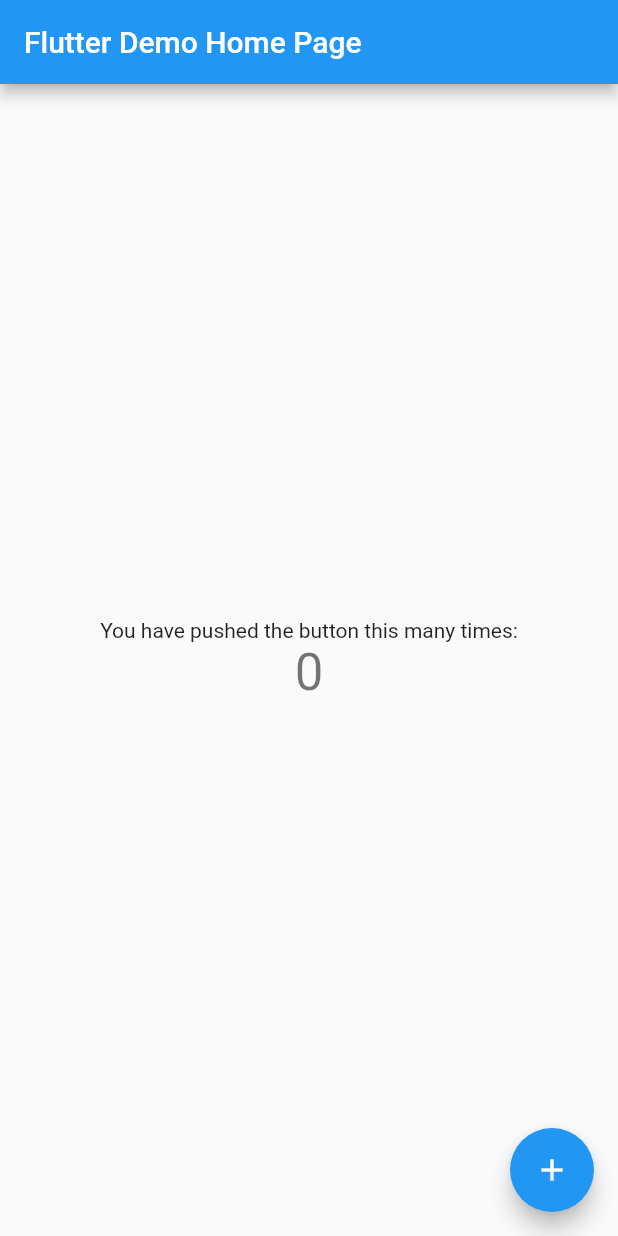
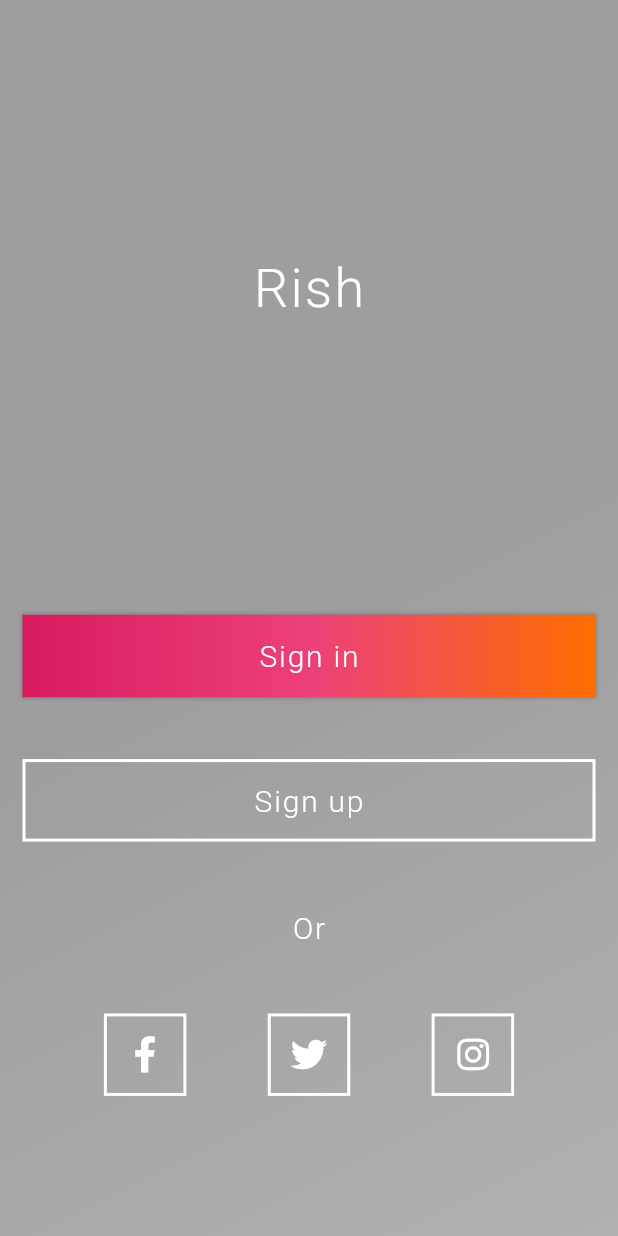
Before and after one commit to harshkumarkhatri/Flutter-UI-17-Dating-App-UI-1, a Flutter app: the screen it shows after launch, on a phone screen of 412 x 824 dp. Run offline on Flutter 3.47's test engine with Material 2 defaults, Android fonts, the phone set to English and light mode, and no system bars; our stand-ins replace carousel_slider, firebase_auth, firebase_core, flutter_spinkit, font_awesome_flutter, google_sign_in and 1 more; missing offline and left inert: flutter_facebook_login, flutter_twitter_login; accounts and stored records are empty.

Commit message:
completed main screen, drawer to be updated

```diff
--- a/lib/main.dart
+++ b/lib/main.dart
@@ -1,29 +1,22 @@
+import 'package:firebase_core/firebase_core.dart';
 import 'package:flutter/material.dart';
+import 'package:flutter_ui_17_dating_app_ui_1/Screen2_SignIn.dart';
+import 'package:flutter_ui_17_dating_app_ui_1/Screen3_Signup.dart';
+import 'package:font_awesome_flutter/font_awesome_flutter.dart';
 
-void main() {
+void main() async {
+  WidgetsFlutterBinding.ensureInitialized();
+  await Firebase.initializeApp();
   runApp(MyApp());
 }
 
 class MyApp extends StatelessWidget {
-  // This widget is the root of your application.
   @override
   Widget build(BuildContext context) {
     return MaterialApp(
       title: 'Flutter Demo',
       theme: ThemeData(
-        // This is the theme of your application.
-        //
-        // Try running your application with "flutter run". You'll see the
-        // application has a blue toolbar. Then, without quitting the app, try
-        // changing the primarySwatch below to Colors.green and then invoke
-        // "hot reload" (press "r" in the console where you ran "flutter run",
-        // or simply save your changes to "hot reload" in a Flutter IDE).
-        // Notice that the counter didn't reset back to zero; the application
-        // is not restarted.
         primarySwatch: Colors.blue,
-        // This makes the visual density adapt to the platform that you run
-        // the app on. For desktop platforms, the controls will be smaller and
-        // closer together (more dense) than on mobile platforms.
         visualDensity: VisualDensity.adaptivePlatformDensity,
       ),
       home: MyHomePage(title: 'Flutter Demo Home Page'),
@@ -34,15 +27,6 @@
 class MyHomePage extends StatefulWidget {
   MyHomePage({Key key, this.title}) : super(key: key);
 
-  // This widget is the home page of your application. It is stateful, meaning
-  // that it has a State object (defined below) that contains fields that affect
-  // how it looks.
-
-  // This class is the configuration for the state. It holds the values (in this
-  // case the title) provided by the parent (in this case the App widget) and
-  // used by the build method of the State. Fields in a Widget subclass are
-  // always marked "final".
-
   final String title;
 
   @override
@@ -50,68 +34,262 @@
 }
 
 class _MyHomePageState extends State<MyHomePage> {
-  int _counter = 0;
-
-  void _incrementCounter() {
-    setState(() {
-      // This call to setState tells the Flutter framework that something has
-      // changed in this State, which causes it to rerun the build method below
-      // so that the display can reflect the updated values. If we changed
-      // _counter without calling setState(), then the build method would not be
-      // called again, and so nothing would appear to happen.
-      _counter++;
-    });
-  }
-
   @override
   Widget build(BuildContext context) {
-    // This method is rerun every time setState is called, for instance as done
-    // by the _incrementCounter method above.
-    //
-    // The Flutter framework has been optimized to make rerunning build methods
-    // fast, so that you can just rebuild anything that needs updating rather
-    // than having to individually change instances of widgets.
     return Scaffold(
-      appBar: AppBar(
-        // Here we take the value from the MyHomePage object that was created by
-        // the App.build method, and use it to set our appbar title.
-        title: Text(widget.title),
-      ),
-      body: Center(
-        // Center is a layout widget. It takes a single child and positions it
-        // in the middle of the parent.
-        child: Column(
-          // Column is also a layout widget. It takes a list of children and
-          // arranges them vertically. By default, it sizes itself to fit its
-          // children horizontally, and tries to be as tall as its parent.
-          //
-          // Invoke "debug painting" (press "p" in the console, choose the
-          // "Toggle Debug Paint" action from the Flutter Inspector in Android
-          // Studio, or the "Toggle Debug Paint" command in Visual Studio Code)
-          // to see the wireframe for each widget.
-          //
-          // Column has various properties to control how it sizes itself and
-          // how it positions its children. Here we use mainAxisAlignment to
-          // center the children vertically; the main axis here is the vertical
-          // axis because Columns are vertical (the cross axis would be
-          // horizontal).
-          mainAxisAlignment: MainAxisAlignment.center,
-          children: <Widget>[
-            Text(
-              'You have pushed the button this many times:',
-            ),
-            Text(
-              '$_counter',
-              style: Theme.of(context).textTheme.headline4,
-            ),
+      body: Container(
+        width: MediaQuery.of(context).size.width,
+        decoration: BoxDecoration(
+          gradient: LinearGradient(
+            begin: Alignment.center,
+            end: Alignment.bottomRight,
+            colors: [
+              Colors.grey,
+              Colors.grey.withOpacity(0.8),
             ],
           ),
         ),
-      floatingActionButton: FloatingActionButton(
-        onPressed: _incrementCounter,
-        tooltip: 'Increment',
-        child: Icon(Icons.add),
-      ), // This trailing comma makes auto-formatting nicer for build methods.
+        child: Padding(
+          padding: const EdgeInsets.only(left: 15, right: 15),
+          child: Column(
+            children: [
+              Padding(
+                padding: EdgeInsets.only(
+                    top: MediaQuery.of(context).size.width / 2.4,
+                    bottom: MediaQuery.of(context).size.width / 2.1),
+                child: Text(
+                  "Rish",
+                  style: TextStyle(
+                      color: Colors.white,
+                      fontSize: 36,
+                      fontWeight: FontWeight.w300,
+                      letterSpacing: 1.5),
+                ),
+              ),
+              GestureDetector(
+                onTap: () {
+                  print("pushed");
+                  Navigator.of(context).push(
+                    MaterialPageRoute(
+                      builder: (_) => Screen2(),
+                    ),
+                  );
+                },
+                child: Container(
+                  width: MediaQuery.of(context).size.width,
+                  height: 55,
+                  // color: Colors.red,
+                  decoration: BoxDecoration(
+                    boxShadow: [
+                      BoxShadow(
+                          color: Colors.grey[600],
+                          blurRadius: 2,
+                          spreadRadius: 0.5)
+                    ],
+                    gradient: LinearGradient(
+                      colors: [
+                        Colors.pink[600],
+                        Colors.pink[400],
+                        Colors.orangeAccent[700]
+                      ],
+                    ),
+                  ),
+                  child: Center(
+                    child: Text(
+                      "Sign in",
+                      style: TextStyle(
+                        color: Colors.white,
+                        fontWeight: FontWeight.w300,
+                        letterSpacing: 1.2,
+                        fontSize: 20,
+                      ),
+                    ),
+                  ),
+                ),
+              ),
+              SizedBox(height: MediaQuery.of(context).size.width / 10),
+              GestureDetector(
+                onTap: () {
+                  Navigator.push(
+                    context,
+                    MaterialPageRoute(
+                      builder: (_) => Screen3(),
+                    ),
+                  );
+                },
+                child: Container(
+                  height: 55,
+                  width: MediaQuery.of(context).size.width,
+                  decoration: BoxDecoration(
+                    border: Border.all(
+                      color: Colors.white,
+                      width: 2,
+                    ),
+                  ),
+                  child: Center(
+                    child: Text(
+                      "Sign up",
+                      style: TextStyle(
+                        color: Colors.white,
+                        fontWeight: FontWeight.w300,
+                        letterSpacing: 1.2,
+                        fontSize: 20,
+                      ),
+                    ),
+                  ),
+                ),
+              ),
+              SizedBox(height: MediaQuery.of(context).size.width / 9),
+              Text(
+                "Or",
+                style: TextStyle(
+                  color: Colors.white,
+                  fontWeight: FontWeight.w300,
+                  letterSpacing: 1.2,
+                  fontSize: 20,
+                ),
+              ),
+              SizedBox(height: MediaQuery.of(context).size.width / 9),
+              Row(
+                mainAxisAlignment: MainAxisAlignment.spaceEvenly,
+                children: [
+                  GestureDetector(
+                    onTap: () {
+                      // initiateFacebookLogin();
+                    },
+                    child: Container(
+                      height: 55,
+                      width: 55,
+                      decoration: BoxDecoration(
+                        border: Border.all(
+                          color: Colors.white,
+                          width: 2,
+                        ),
+                      ),
+                      child: Center(
+                        child: Icon(
+                          FontAwesomeIcons.facebookF,
+                          color: Colors.white,
+                        ),
+                      ),
+                    ),
+                  ),
+                  GestureDetector(
+                    onTap: () {},
+                    child: Container(
+                      height: 55,
+                      width: 55,
+                      decoration: BoxDecoration(
+                        border: Border.all(
+                          color: Colors.white,
+                          width: 2,
+                        ),
+                      ),
+                      child: Center(
+                        child: FaIcon(
+                          FontAwesomeIcons.twitter,
+                          color: Colors.white,
+                        ),
+                      ),
+                    ),
+                  ),
+                  GestureDetector(
+                    onTap: () {},
+                    child: Container(
+                      height: 55,
+                      width: 55,
+                      decoration: BoxDecoration(
+                        border: Border.all(
+                          color: Colors.white,
+                          width: 2,
+                        ),
+                      ),
+                      child: Center(
+                        child: FaIcon(
+                          FontAwesomeIcons.instagram,
+                          color: Colors.white,
+                        ),
+                      ),
+                    ),
+                  ),
+                ],
+              )
+            ],
+          ),
+        ),
+      ),
     );
   }
+
+  // _logout() async {
+  //   await facebookLogin.logOut();
+  //   onLoginStatusChanged(false);
+  //   print("Logged out");
+  // }
+
+  // _displayUserData(profileData) {
+  //   return Column(
+  //     mainAxisSize: MainAxisSize.min,
+  //     children: <Widget>[
+  //       Container(
+  //         height: 200.0,
+  //         width: 200.0,
+  //         decoration: BoxDecoration(
+  //           shape: BoxShape.circle,
+  //           image: DecorationImage(
+  //             fit: BoxFit.fill,
+  //             image: NetworkImage(
+  //               profileData['picture']['data']['url'],
+  //             ),
+  //           ),
+  //         ),
+  //       ),
+  //       SizedBox(height: 28.0),
+  //       Text(
+  //         "FBID ${profileData['id']}\n${profileData['name']}\n${profileData['email']}",
+  //         style: TextStyle(
+  //           fontSize: 20.0,
+  //           letterSpacing: 1.1,
+  //         ),
+  //         textAlign: TextAlign.center,
+  //       ),
+  //     ],
+  //   );
+  // }
+
+  // bool isLoggedIn = false;
+  // var profileData;
+
+  // var facebookLogin = FacebookLogin();
+
+  // void onLoginStatusChanged(bool isLoggedIn, {profileData}) {
+  //   setState(() {
+  //     this.isLoggedIn = isLoggedIn;
+  //     this.profileData = profileData;
+  //   });
+  // }
+
+  // void initiateFacebookLogin() async {
+  //   var facebookLoginResult = await facebookLogin.logIn(['email']);
+  //   print("facebook login result is ${facebookLoginResult.toString()}");
+
+  //   switch (facebookLoginResult.status) {
+  //     case FacebookLoginStatus.error:
+  //       onLoginStatusChanged(false);
+  //       break;
+  //     case FacebookLoginStatus.cancelledByUser:
+  //       onLoginStatusChanged(false);
+  //       break;
+  //     case FacebookLoginStatus.loggedIn:
+  //       var graphResponse = await http.get(
+  //           'https://graph.facebook.com/v2.12/me?fields=name,first_name,last_name,email,picture.width(400)&access_token=${facebookLoginResult.accessToken.token}');
+  //       print(graphResponse.toString());
+
+  //       var profile = json.decode(graphResponse.body);
+  //       print(profile.toString());
+
+  //       onLoginStatusChanged(true, profileData: profile);
+  //       break;
+  //   }
+  // }
 }
```
Lines whose indentation alone changed are shown as unchanged.
